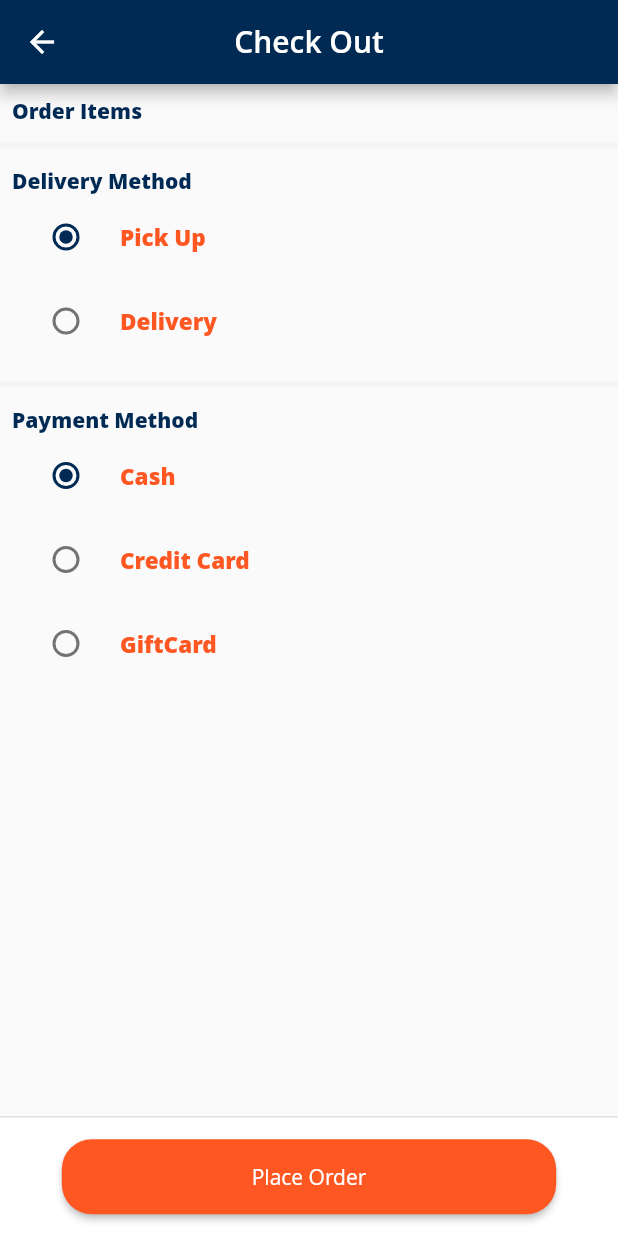
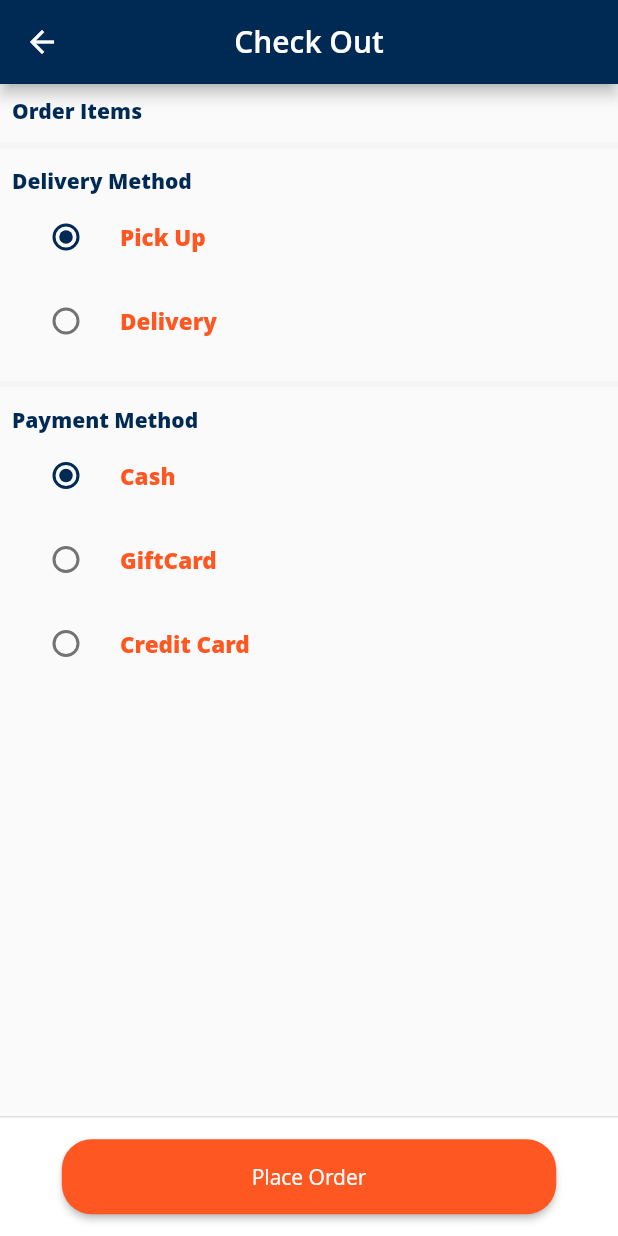
Before and after one commit to ahmed-mohsin/alsanaferbookshop, a Flutter app: the CheckOut screen opened directly, after a tap on "Place Order", on a phone screen of 412 x 824 dp. Run offline on Flutter 3.47's test engine with Material 2 defaults, Android fonts, the phone set to English and light mode, and no system bars; drawn by our look-alikes of rounded_loading_button; our stand-ins replace another_flushbar, badges, cached_network_image, card_swiper, carousel_slider, device_preview and 8 more; missing offline and left inert: dart:ffi, flutter_cart, intro_screen_onboarding_flutter, material_dialogs, quantity_input, textfield_search.

Commit message:
finish task

```diff
--- a/lib/Cart/checkOut.dart
+++ b/lib/Cart/checkOut.dart
@@ -215,10 +215,10 @@ class _CheckOutState extends State<CheckOut> {
                         },
                       ),
                       RadioListTile(
-                        value: PaymentMethod.Credit,
+                        value: PaymentMethod.GiftCard,
                         groupValue: payMethod,
                         title: const Text(
-                          'Credit Card',
+                          'GiftCard',
                           style: TextStyle(fontSize: 15),
                         ),
                         onChanged: (value) {
@@ -228,10 +228,10 @@ class _CheckOutState extends State<CheckOut> {
                         },
                       ),
                       RadioListTile(
-                        value: PaymentMethod.GiftCard,
+                        value: PaymentMethod.Credit,
                         groupValue: payMethod,
                         title: const Text(
-                          'GiftCard',
+                          'Credit Card',
                           style: TextStyle(fontSize: 15),
                         ),
                         onChanged: (value) {
@@ -249,7 +249,9 @@ class _CheckOutState extends State<CheckOut> {
               ],
             ),
           ),
-          Align(
+          Consumer<CartProvider>(
+            builder: (context, consumer, child) {
+              return Align(
                   alignment: Alignment.bottomCenter,
                   child: Container(
                     width: MediaQuery.of(context).size.width,height: 80,
@@ -269,17 +271,8 @@ class _CheckOutState extends State<CheckOut> {
                         child: Text('Place Order',
                             style: TextStyle(color: Colors.white)),
                         controller: _btnController2,
-                    onPressed: () => _doSomething(_btnController2),
-                  ),
-                ),
-              ))
-
-        ],
-      ),
-    );
-  }
-  void _doSomething(RoundedLoadingButtonController controller) async {
-
+                        onPressed: () async {
+                          consumer.deleteAllCartProvider();
                           _btnController2.success();
                           Dialogs.bottomMaterialDialog(lottieBuilder: LottieBuilder.asset('assets/cong_example.json')
                               ,msg:
@@ -308,6 +301,17 @@ class _CheckOutState extends State<CheckOut> {
                                 ),
                               ]);
                           _btnController2.reset();
+                        },
+                      ),
+                    ),
+                  ));
+            },
+          )
+
+
+        ],
+      ),
+    );
   }
   final RoundedLoadingButtonController _btnController2 =
   RoundedLoadingButtonController();
```
Also changed, not shown: lib/Boarding.dart (+4 -4 lines), lib/Cart/CartScreen.dart (+1 -30 lines), pubspec.yaml (+8 -3 lines), pubspec.lock, 17 other files. Lines whose indentation alone changed are shown as unchanged.
